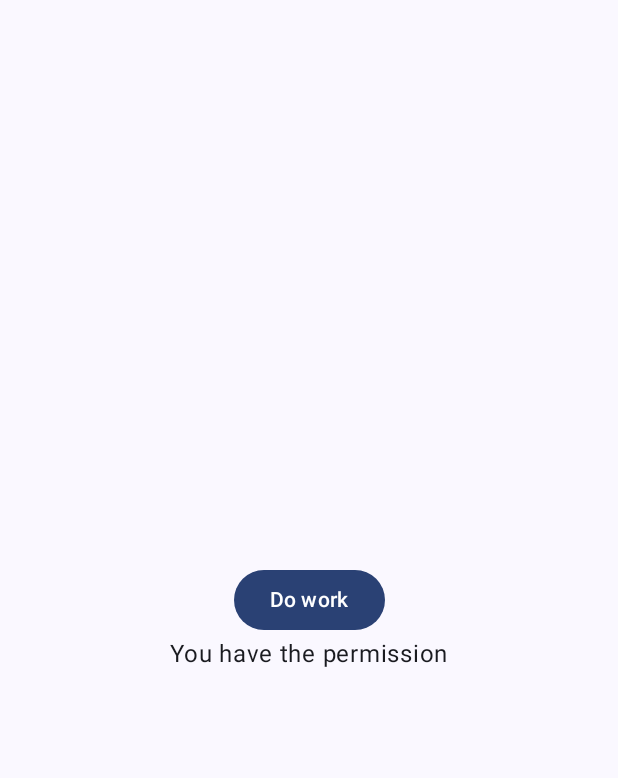
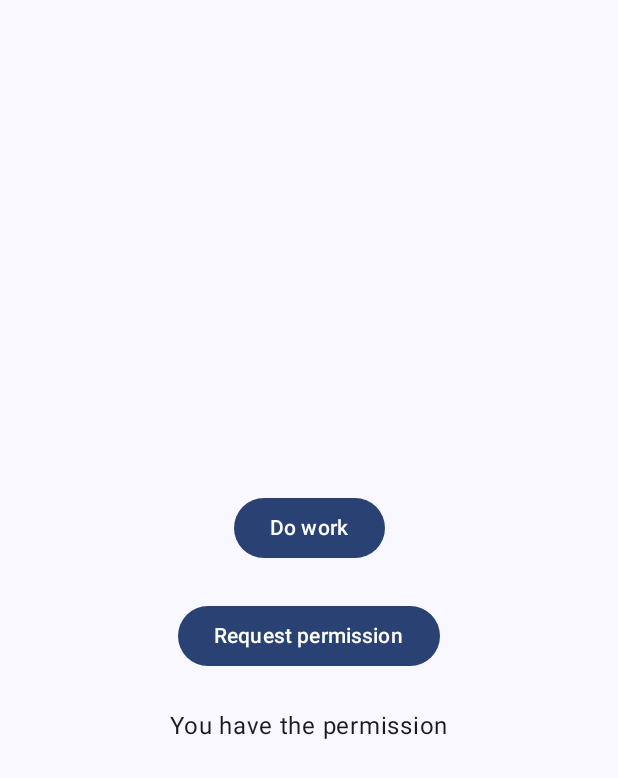
Before and after one commit to kapact/aonepermissions, an Android app built with Jetpack Compose: the screen it shows after launch (MainActivity), on a phone screen of 412 x 824 dp. Shown: the top 778 px of the screen. Run offline under Robolectric (Android 15) with nearby library versions, the phone set to English and light mode, and no system bars; network calls fail.

Commit message:
Check permission on resume

```diff
--- a/aonepermissions/src/main/java/com/aone/permissions/ui/PermissionRequesterComp.kt
+++ b/aonepermissions/src/main/java/com/aone/permissions/ui/PermissionRequesterComp.kt
@@ -8,9 +8,10 @@ import androidx.compose.runtime.LaunchedEffect
 import androidx.compose.runtime.collectAsState
 import androidx.compose.runtime.getValue
 import androidx.compose.runtime.remember
-import androidx.compose.runtime.rememberCoroutineScope
 import androidx.compose.ui.platform.LocalContext
+import androidx.compose.ui.platform.LocalLifecycleOwner
 import androidx.core.content.ContextCompat
+import androidx.lifecycle.Lifecycle
 import com.aone.permissions.PermissionRequester
 import com.aone.permissions.util.findActivity
 import com.aone.permissions.util.openAppSettings
@@ -78,13 +79,30 @@ fun rememberPermissionRequester(
         }
     }
 
-    LaunchedEffect(Unit) {
+    val checkAndSetPermission = {
         permissionRequester.setHasPermission(
             ContextCompat.checkSelfPermission(
                 context,
                 permission
             ) == PackageManager.PERMISSION_GRANTED
         )
+    }
+
+    LaunchedEffect(Unit) {
+        checkAndSetPermission()
+    }
+
+    val lifecycleOwner = LocalLifecycleOwner.current
+    val lifecycleState by lifecycleOwner.lifecycle.currentStateFlow.collectAsState()
+
+    LaunchedEffect(lifecycleState) {
+        when (lifecycleState) {
+            Lifecycle.State.RESUMED -> {
+                checkAndSetPermission()
+            }
+
+            else -> Unit
+        }
     }
 
     if (isReRequestDialogVisible) {
--- a/app/src/main/java/com/example/aonepermissions/MainActivity.kt
+++ b/app/src/main/java/com/example/aonepermissions/MainActivity.kt
@@ -9,7 +9,9 @@ import androidx.activity.compose.setContent
 import androidx.activity.enableEdgeToEdge
 import androidx.compose.foundation.layout.Arrangement
 import androidx.compose.foundation.layout.Column
+import androidx.compose.foundation.layout.Spacer
 import androidx.compose.foundation.layout.fillMaxSize
+import androidx.compose.foundation.layout.height
 import androidx.compose.foundation.layout.padding
 import androidx.compose.material3.Button
 import androidx.compose.material3.Scaffold
@@ -19,6 +21,7 @@ import androidx.compose.ui.Alignment
 import androidx.compose.ui.Modifier
 import androidx.compose.ui.platform.LocalContext
 import androidx.compose.ui.tooling.preview.Preview
+import androidx.compose.ui.unit.dp
 import com.aone.permissions.ui.SafeBox
 import com.aone.permissions.ui.rememberPermissionRequester
 import com.example.aonepermissions.ui.theme.AOnePermissionsTheme
@@ -59,6 +62,8 @@ fun Main(modifier: Modifier = Modifier) {
         verticalArrangement = Arrangement.Center,
         horizontalAlignment = Alignment.CenterHorizontally
     ) {
+
+        // Execute code with required permission.
         Button(
             onClick = {
                 permissionRequester.safeExecute {
@@ -70,6 +75,18 @@ fun Main(modifier: Modifier = Modifier) {
             Text("Do work")
         }
 
+        // Just request permission.
+        Spacer(Modifier.height(24.dp))
+        Button(
+            onClick = {
+                permissionRequester.request()
+            }
+        ) {
+            Text("Request permission")
+        }
+
+        // Show content only when permission in granted.
+        Spacer(Modifier.height(24.dp))
         SafeBox(permissionRequester) {
             Text("You have the permission")
         }
```
